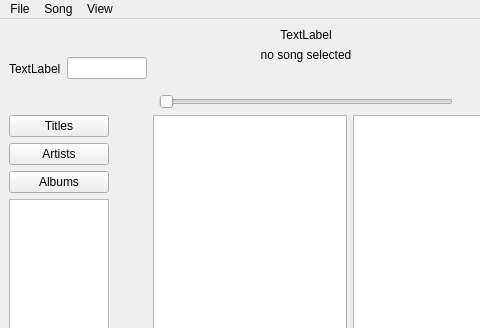
Before: the Qt Designer form CODE/soundpp/soundpp-prototype/mainwindow.ui in b1t00/soundpp, drawn with Qt 5; both pictures show x 0 to 480 and y 0 to 328 of the 762 by 501 pixel window.
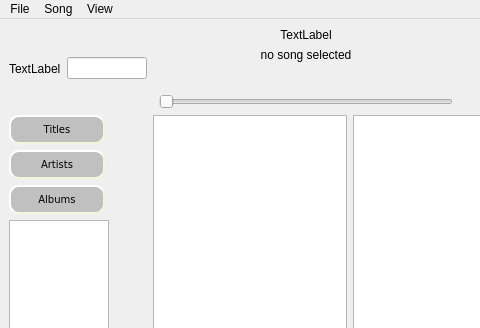
After: the same form once the commit is applied. Icons and pictures are not drawn.

Diff of the .ui file:
```diff
--- a/CODE/soundpp/soundpp-prototype/mainwindow.ui
+++ b/CODE/soundpp/soundpp-prototype/mainwindow.ui
@@ -65,10 +65,23 @@
          <widget class="QPushButton" name="btn_titles">
           <property name="maximumSize">
            <size>
-            <width>100</width>
+            <width>96</width>
             <height>16777215</height>
            </size>
           </property>
+          <property name="styleSheet">
+           <string notr="true">#btn_titles{
+    background-color:	#C0C0C0;
+    border-style: outset;
+    border-width: 2px;
+    border-radius: 10px;
+    border-color: beige;
+    font: 10px;
+	font-family: Verdana;
+    max-width: 80px;
+    padding: 6px;
+}</string>
+          </property>
           <property name="text">
            <string>Titles</string>
           </property>
@@ -78,10 +91,23 @@
          <widget class="QPushButton" name="btn_artists">
           <property name="maximumSize">
            <size>
-            <width>100</width>
+            <width>96</width>
             <height>16777215</height>
            </size>
           </property>
+          <property name="styleSheet">
+           <string notr="true">#btn_artists{
+    background-color:	#C0C0C0;
+    border-style: outset;
+    border-width: 2px;
+    border-radius: 10px;
+    border-color: beige;
+    font: 10px;
+	font-family:Verdana;
+    max-width: 80px;
+    padding: 6px;
+}</string>
+          </property>
           <property name="text">
            <string>Artists</string>
           </property>
@@ -91,10 +117,23 @@
          <widget class="QPushButton" name="btn_albums">
           <property name="maximumSize">
            <size>
-            <width>100</width>
+            <width>96</width>
             <height>16777215</height>
            </size>
           </property>
+          <property name="styleSheet">
+           <string notr="true">#btn_albums{
+    background-color:	#C0C0C0;
+    border-style: outset;
+    border-width: 2px;
+    border-radius: 10px;
+    border-color: beige;
+    font: 10px;
+	font-family: Verdana;
+    max-width: 80px;
+    padding: 6px;
+}</string>
+          </property>
           <property name="text">
            <string>Albums</string>
           </property>
```
Left out of the diff: 11 changed lines with no effect on the pictures.
